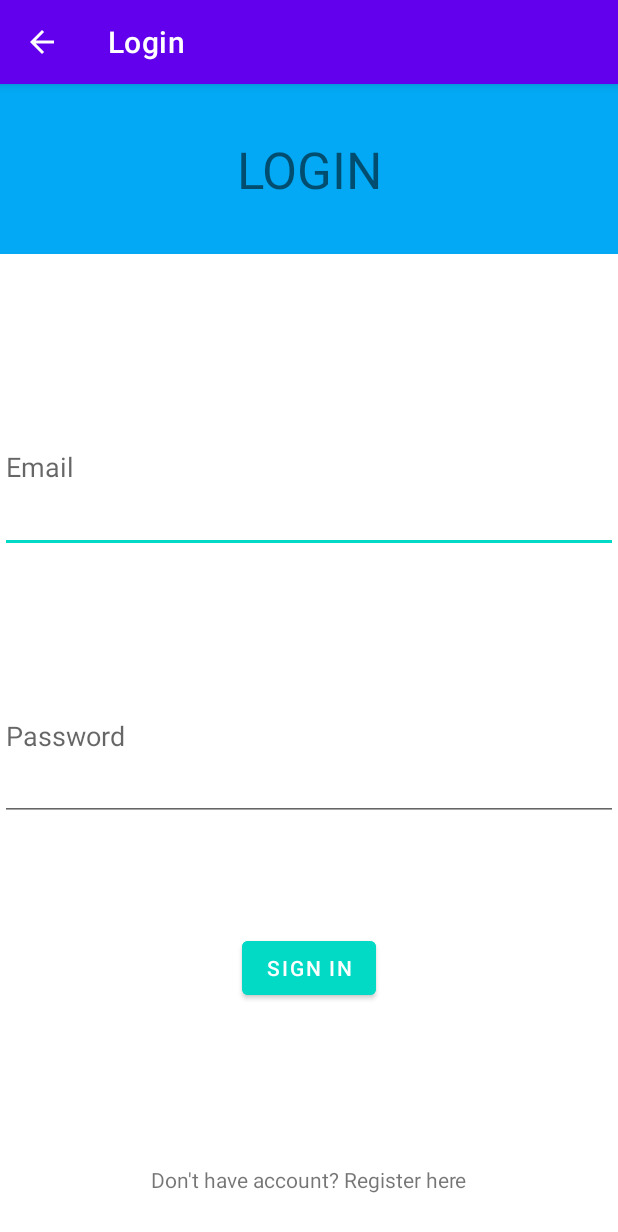
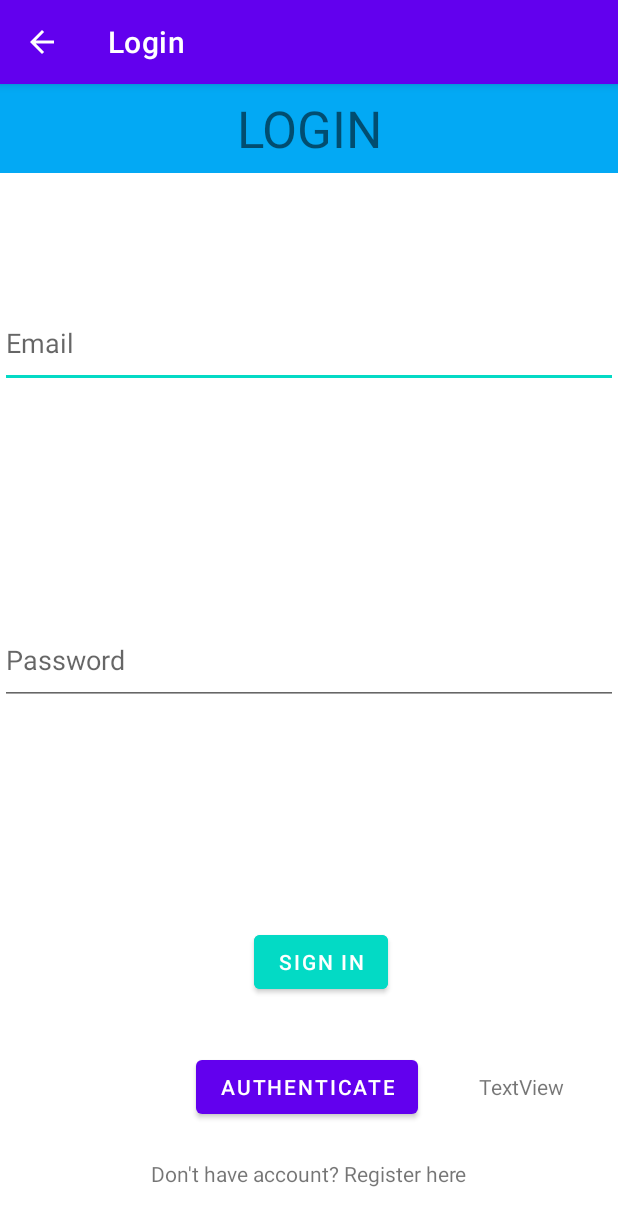
Before and after one commit to wsteo/mobileappdevelopment-miniproject-sosapp, an Android app: the Login1 screen opened directly, with no data from a screen before it, on a phone screen of 412 x 824 dp. Shown: the top 1232 px of the screen. Run offline under Robolectric (Android 15) with nearby library versions, the light colour scheme and no system bars; our stand-ins replace Firebase (no records; nobody signed in at launch, a user with empty details on screens opened directly).

Commit message:
add fingerprint

```diff
--- a/app/build.gradle
+++ b/app/build.gradle
@@ -36,7 +36,10 @@ dependencies {
     implementation 'androidx.constraintlayout:constraintlayout:2.0.1'
     implementation 'com.google.firebase:firebase-auth:21.0.1'
     implementation 'com.google.firebase:firebase-database:20.0.0'
+    implementation 'org.jetbrains:annotations:15.0'
     testImplementation 'junit:junit:4.+'
     androidTestImplementation 'androidx.test.ext:junit:1.1.2'
     androidTestImplementation 'androidx.test.espresso:espresso-core:3.3.0'
+
+    implementation  'androidx.biometric:biometric:1.0.1'
 }
--- a/app/src/main/java/com/example/loginregistersos/Login1.java
+++ b/app/src/main/java/com/example/loginregistersos/Login1.java
@@ -3,6 +3,9 @@ package com.example.loginregistersos;
 import androidx.annotation.NonNull;
 import androidx.appcompat.app.ActionBar;
 import androidx.appcompat.app.AppCompatActivity;
+import androidx.biometric.BiometricManager;
+import androidx.biometric.BiometricPrompt;
+import androidx.core.content.ContextCompat;
 
 import android.app.ProgressDialog;
 import android.content.Intent;
@@ -26,12 +29,17 @@ import com.google.firebase.database.DatabaseReference;
 import com.google.firebase.database.FirebaseDatabase;
 import com.google.firebase.database.ValueEventListener;
 
+import java.util.concurrent.Executor;
+
 public class Login1 extends AppCompatActivity {
 
-    private TextView forgotTV,register;
+    private TextView register, textView;
     private EditText emailET,passwordET;
-    private Button loginBtn;
+    private Button loginBtn,authe;
     private FirebaseAuth mAuth;
+    private BiometricPrompt biometricPrompt;
+    private BiometricPrompt.PromptInfo promptInfo;
+    private Executor executor;
 
     @Override
     protected void onCreate(Bundle savedInstanceState) {
@@ -48,7 +56,9 @@ public class Login1 extends AppCompatActivity {
         register = findViewById(R.id.textViewRegisterBuyer);
         loginBtn = findViewById(R.id.buttonLogIn);
         mAuth = FirebaseAuth.getInstance();
-
+        textView = findViewById(R.id.textView9);
+        executor = ContextCompat.getMainExecutor(this);
+        authe = findViewById(R.id.authenticate);
         loginBtn.setOnClickListener(new View.OnClickListener() {
             @Override
             public void onClick(View v) {
@@ -113,6 +123,46 @@ public class Login1 extends AppCompatActivity {
                 startActivity(intentToRegisterBuyer);
             }
         });
+
+        biometricPrompt = new BiometricPrompt(this, executor, new BiometricPrompt.AuthenticationCallback() {
+            @Override
+            public void onAuthenticationError(int errorCode, @NonNull @org.jetbrains.annotations.NotNull CharSequence errString) {
+                super.onAuthenticationError(errorCode, errString);
+                Toast.makeText(Login1.this, errString, Toast.LENGTH_SHORT).show();
+                textView.setText("Fail to Verify, Error!");
+            }
+
+            @Override
+            public void onAuthenticationSucceeded(@NonNull @org.jetbrains.annotations.NotNull BiometricPrompt.AuthenticationResult result) {
+                super.onAuthenticationSucceeded(result);
+
+                textView.setText("Successful Verified!");
+            }
+
+            @Override
+            public void onAuthenticationFailed() {
+                super.onAuthenticationFailed();
+
+                textView.setText("Failure");
+            }
+        });
+
+
+        promptInfo = new BiometricPrompt.PromptInfo.Builder()
+                .setTitle("SOS APPLICATION AUTHENTICATION")
+                .setNegativeButtonText("Cancel/ Use Password")
+                .setConfirmationRequired(false)
+                .build();
+    }
+
+    public void buttonAuthenticate(View view){
+        BiometricManager biometricManager = BiometricManager.from(this);
+        if (biometricManager.canAuthenticate() != BiometricManager.BIOMETRIC_SUCCESS){
+
+            textView.setText("Biometric Not Supported");
+            return;
+        }
+        biometricPrompt.authenticate(promptInfo);
     }
 
     @Override
--- a/app/src/main/res/layout/activity_login1.xml
+++ b/app/src/main/res/layout/activity_login1.xml
@@ -9,13 +9,11 @@
     <TextView
         android:id="@+id/textView3"
         android:layout_width="0dp"
-        android:layout_height="0dp"
-        android:layout_marginBottom="85dp"
+        android:layout_height="59dp"
         android:background="#03A9F4"
         android:gravity="center"
         android:text="LOGIN"
         android:textSize="34sp"
-        app:layout_constraintBottom_toTopOf="@+id/editTextLEmail"
         app:layout_constraintEnd_toEndOf="parent"
         app:layout_constraintStart_toStartOf="parent"
         app:layout_constraintTop_toTopOf="parent" />
@@ -23,51 +21,67 @@
     <EditText
         android:id="@+id/editTextLEmail"
         android:layout_width="0dp"
-        android:layout_height="0dp"
-        android:layout_marginBottom="65dp"
+        android:layout_height="59dp"
+        android:layout_marginTop="143dp"
         android:ems="10"
         android:hint="Email"
         android:inputType="textPersonName"
-        app:layout_constraintBottom_toTopOf="@+id/editTextLPassword"
         app:layout_constraintEnd_toEndOf="parent"
         app:layout_constraintStart_toStartOf="parent"
-        app:layout_constraintTop_toBottomOf="@+id/textView3" />
+        app:layout_constraintTop_toTopOf="parent" />
 
     <EditText
         android:id="@+id/editTextLPassword"
         android:layout_width="0dp"
-        android:layout_height="0dp"
-        android:layout_marginBottom="74dp"
+        android:layout_height="59dp"
         android:ems="10"
         android:hint="Password"
         android:inputType="textPassword"
-        app:layout_constraintBottom_toTopOf="@+id/buttonLogIn"
+        app:layout_constraintBottom_toBottomOf="parent"
         app:layout_constraintEnd_toEndOf="parent"
         app:layout_constraintStart_toStartOf="parent"
-        app:layout_constraintTop_toBottomOf="@+id/editTextLEmail" />
+        app:layout_constraintTop_toTopOf="parent" />
 
     <Button
         android:id="@+id/buttonLogIn"
         android:layout_width="wrap_content"
         android:layout_height="wrap_content"
         android:layout_centerHorizontal="true"
-        android:layout_marginBottom="107dp"
+        android:layout_marginEnd="20dp"
+        android:layout_marginBottom="35dp"
         android:backgroundTint="@color/teal_200"
         android:text="Sign In"
-        app:layout_constraintBottom_toTopOf="@+id/textViewRegisterBuyer"
-        app:layout_constraintEnd_toEndOf="parent"
-        app:layout_constraintStart_toStartOf="parent"
-        app:layout_constraintTop_toBottomOf="@+id/editTextLPassword" />
+        app:layout_constraintBottom_toTopOf="@+id/authenticate"
+        app:layout_constraintEnd_toEndOf="@+id/authenticate" />
 
     <TextView
         android:id="@+id/textViewRegisterBuyer"
         android:layout_width="wrap_content"
         android:layout_height="wrap_content"
         android:layout_centerHorizontal="true"
-        android:layout_marginBottom="28dp"
+        android:layout_marginBottom="32dp"
         android:text="Don't have account? Register here"
         app:layout_constraintBottom_toBottomOf="parent"
         app:layout_constraintEnd_toEndOf="parent"
-        app:layout_constraintStart_toStartOf="parent"
-        app:layout_constraintTop_toBottomOf="@+id/buttonLogIn" />
+        app:layout_constraintStart_toStartOf="parent" />
+
+    <Button
+        android:id="@+id/authenticate"
+        android:layout_width="wrap_content"
+        android:layout_height="wrap_content"
+        android:layout_marginStart="30dp"
+        android:layout_marginBottom="24dp"
+        android:onClick="buttonAuthenticate"
+        android:text="Authenticate"
+        app:layout_constraintBottom_toTopOf="@+id/textViewRegisterBuyer"
+        app:layout_constraintStart_toStartOf="@+id/textViewRegisterBuyer" />
+
+    <TextView
+        android:id="@+id/textView9"
+        android:layout_width="wrap_content"
+        android:layout_height="wrap_content"
+        android:layout_marginEnd="36dp"
+        android:text="TextView"
+        app:layout_constraintBaseline_toBaselineOf="@+id/authenticate"
+        app:layout_constraintEnd_toEndOf="parent" />
 </androidx.constraintlayout.widget.ConstraintLayout>
```
